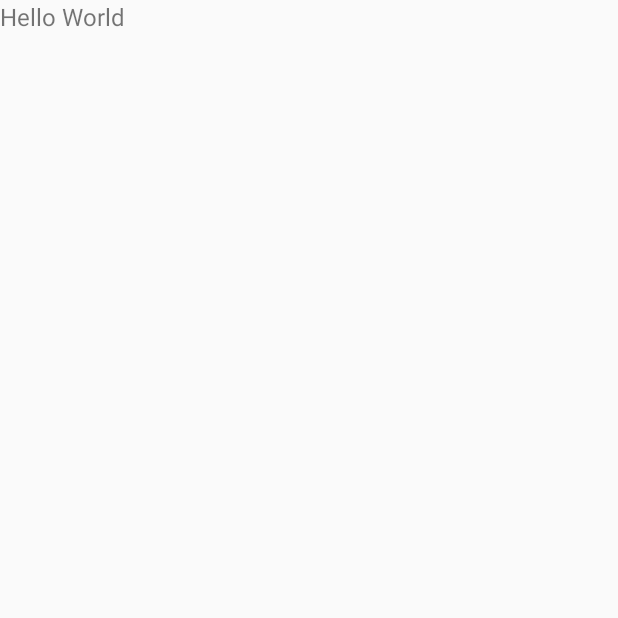
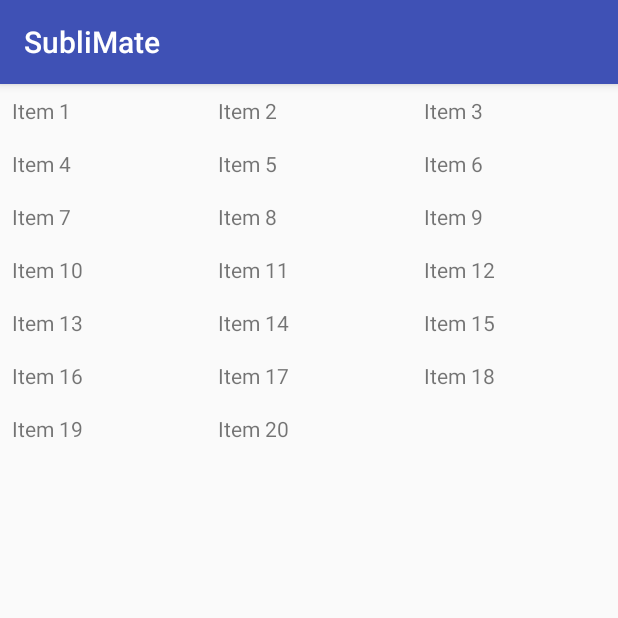
Before and after one commit to Team-SubliMate/SubliMate-Android, an Android app: the screen it shows after launch (MainActivity), on a phone screen of 412 x 824 dp, the top half of it. Before the commit the part shown is almost empty. Run offline under Robolectric (Android 15) with nearby library versions, the phone set to English and light mode, and no system bars.

Commit message:
Add recyclerview

```diff
--- a/app/src/main/AndroidManifest.xml
+++ b/app/src/main/AndroidManifest.xml
@@ -1,6 +1,10 @@
 <?xml version="1.0" encoding="utf-8"?>
 <manifest xmlns:android="http://schemas.android.com/apk/res/android"
     package="sublimate.com.sublimate">
+
+    <!-- Permissions -->
+    <uses-permission android:name="android.permission.INTERNET" />
+    <uses-permission android:name="android.permission.ACCESS_NETWORK_STATE" />
 
     <application
         android:allowBackup="true"
@@ -9,16 +13,18 @@
         android:roundIcon="@mipmap/ic_launcher_round"
         android:supportsRtl="true"
         android:theme="@style/AppTheme">
+
         <activity
             android:name=".MainActivity"
             android:label="@string/app_name"
-            android:theme="@style/AppTheme.NoActionBar">
+            android:screenOrientation="portrait">
             <intent-filter>
                 <action android:name="android.intent.action.MAIN" />
 
                 <category android:name="android.intent.category.LAUNCHER" />
             </intent-filter>
         </activity>
+
     </application>
 
 </manifest>
--- a/app/src/main/java/sublimate/com/sublimate/MainActivity.java
+++ b/app/src/main/java/sublimate/com/sublimate/MainActivity.java
@@ -2,16 +2,37 @@ package sublimate.com.sublimate;
 
 import android.os.Bundle;
 import android.support.v7.app.AppCompatActivity;
+import android.support.v7.widget.RecyclerView;
+import android.support.v7.widget.StaggeredGridLayoutManager;
 import android.view.Menu;
 import android.view.MenuItem;
 
+import sublimate.com.sublimate.json.InventoryItem;
+import sublimate.com.sublimate.view.InventoryAdapter;
 
 public class MainActivity extends AppCompatActivity {
+
+    private RecyclerView inventoryRecyclerView;
+    private InventoryAdapter inventoryAdapter;
+
 
     @Override
     protected void onCreate(Bundle savedInstanceState) {
         super.onCreate(savedInstanceState);
         setContentView(R.layout.activity_main);
+
+        inventoryRecyclerView = (RecyclerView) findViewById(R.id.rv_inventory);
+
+        StaggeredGridLayoutManager layoutManager = new StaggeredGridLayoutManager(3, StaggeredGridLayoutManager.VERTICAL);
+        inventoryAdapter = new InventoryAdapter(this);
+
+        inventoryRecyclerView.setHasFixedSize(true);
+        inventoryRecyclerView.setLayoutManager(layoutManager);
+        inventoryRecyclerView.setAdapter(inventoryAdapter);
+
+
+        mock(); // Testing!!!!!!!
+
     }
 
     @Override
@@ -23,4 +44,12 @@ public class MainActivity extends AppCompatActivity {
     public boolean onOptionsItemSelected(MenuItem item) {
         return super.onOptionsItemSelected(item);
     }
+
+    // TESTING
+    private void mock() {
+        for (int i = 1; i <= 20; i++) {
+            InventoryItem item = new InventoryItem("Item " + i);
+            inventoryAdapter.addInventoryItem(item);
+        }
+    }
 }
--- /dev/null
+++ b/app/src/main/java/sublimate/com/sublimate/json/InventoryItem.java
@@ -0,0 +1,18 @@
+package sublimate.com.sublimate.json;
+
+public class InventoryItem {
+    private String itemName;
+
+    // no-args constructor
+    public InventoryItem() {
+
+    }
+
+    public InventoryItem(String itemName) {
+        this.itemName = itemName;
+    }
+
+    public String getName() {
+        return this.itemName;
+    }
+}
--- /dev/null
+++ b/app/src/main/java/sublimate/com/sublimate/view/InventoryAdapter.java
@@ -0,0 +1,60 @@
+package sublimate.com.sublimate.view;
+
+import android.content.Context;
+import android.support.annotation.NonNull;
+import android.support.v7.widget.RecyclerView;
+import android.view.LayoutInflater;
+import android.view.View;
+import android.view.ViewGroup;
+
+import java.util.ArrayList;
+import java.util.List;
+
+import sublimate.com.sublimate.R;
+import sublimate.com.sublimate.json.InventoryItem;
+
+public class InventoryAdapter extends RecyclerView.Adapter<InventoryItemViewHolder> {
+
+    private Context context;
+    private List<InventoryItem> inventoryItems;
+
+    public InventoryAdapter(Context context) {
+        super();
+
+        this.context = context;
+        inventoryItems = new ArrayList<>();
+    }
+
+    @NonNull
+    @Override
+    public InventoryItemViewHolder onCreateViewHolder(@NonNull ViewGroup parent, int viewType) {
+        LayoutInflater inflater = LayoutInflater.from(parent.getContext());
+        View inventoryView = inflater.inflate(R.layout.inventory_item, parent, false);
+        InventoryItemViewHolder inventoryViewHolder = new InventoryItemViewHolder(inventoryView, context, inventoryItems);
+
+        return inventoryViewHolder;
+    }
+
+    @Override
+    public void onBindViewHolder(@NonNull InventoryItemViewHolder holder, int position) {
+        InventoryItem item = inventoryItems.get(position);
+        String itemName = item.getName();
+
+        holder.setText(itemName);
+    }
+
+    @Override
+    public int getItemCount() {
+        return inventoryItems.size();
+    }
+
+    public void addInventoryItem(InventoryItem item) {
+        inventoryItems.add(item);
+        notifyItemInserted(inventoryItems.size() - 1);
+    }
+
+    public void resetInventoryItems() {
+        inventoryItems.clear();
+        notifyDataSetChanged();
+    }
+}
--- /dev/null
+++ b/app/src/main/java/sublimate/com/sublimate/view/InventoryItemViewHolder.java
@@ -0,0 +1,36 @@
+package sublimate.com.sublimate.view;
+
+import android.content.Context;
+import android.support.annotation.NonNull;
+import android.support.v7.widget.RecyclerView;
+import android.view.View;
+import android.widget.LinearLayout;
+import android.widget.TextView;
+
+import java.util.List;
+
+import sublimate.com.sublimate.R;
+import sublimate.com.sublimate.json.InventoryItem;
+
+public class InventoryItemViewHolder extends RecyclerView.ViewHolder {
+
+    private Context context;
+    List<InventoryItem> inventoryItems;
+
+    private LinearLayout inventoryItemLayout;
+    private TextView itemTextView;
+
+    public InventoryItemViewHolder(@NonNull View itemView, Context context, List<InventoryItem> inventoryItems) {
+        super(itemView);
+
+        this.context = context;
+        this.inventoryItems = inventoryItems;
+
+        inventoryItemLayout = itemView.findViewById(R.id.ll_inventory_item);
+        itemTextView = inventoryItemLayout.findViewById(R.id.tv_inventory_item_text);
+    }
+
+    public void setText(String text) {
+        itemTextView.setText(text);
+    }
+}
--- a/app/src/main/res/layout/activity_main.xml
+++ b/app/src/main/res/layout/activity_main.xml
@@ -4,11 +4,24 @@
     android:layout_width="match_parent"
     android:layout_height="match_parent">
 
-    <TextView
-        android:id="@+id/tv_hello"
+    <android.support.v7.widget.RecyclerView
+        android:id="@+id/rv_inventory"
+        android:layout_width="match_parent"
+        android:layout_height="match_parent"/>
+
+    <ProgressBar
+        android:id="@+id/pb_main_spinner"
         android:layout_width="wrap_content"
         android:layout_height="wrap_content"
-        android:text="Hello World"
-        android:textSize="16sp"/>
+        android:layout_gravity="center"
+        android:visibility="gone"/>
+
+    <TextView
+        android:id="@+id/tv_error_message"
+        android:layout_width="wrap_content"
+        android:layout_height="wrap_content"
+        android:text="@string/error_message"
+        android:textSize="16sp"
+        android:visibility="gone"/>
 
 </FrameLayout>
--- /dev/null
+++ b/app/src/main/res/layout/inventory_item.xml
@@ -0,0 +1,15 @@
+<?xml version="1.0" encoding="utf-8"?>
+<LinearLayout android:id="@+id/ll_inventory_item"
+    xmlns:android="http://schemas.android.com/apk/res/android"
+    xmlns:tools="http://schemas.android.com/tools"
+    android:orientation="vertical"
+    android:layout_width="wrap_content"
+    android:layout_height="wrap_content"
+    android:layout_margin="8dp">
+
+    <TextView
+        android:id="@+id/tv_inventory_item_text"
+        android:layout_width="wrap_content"
+        android:layout_height="wrap_content"
+        tools:text="Hello"/>
+</LinearLayout>
--- a/app/src/main/res/values/strings.xml
+++ b/app/src/main/res/values/strings.xml
@@ -1,4 +1,7 @@
 <resources>
     <string name="app_name">SubliMate</string>
     <string name="action_settings">Settings</string>
+
+    <!-- Errors -->
+    <string name="error_message">Oops, something went wrong!</string>
 </resources>
```
